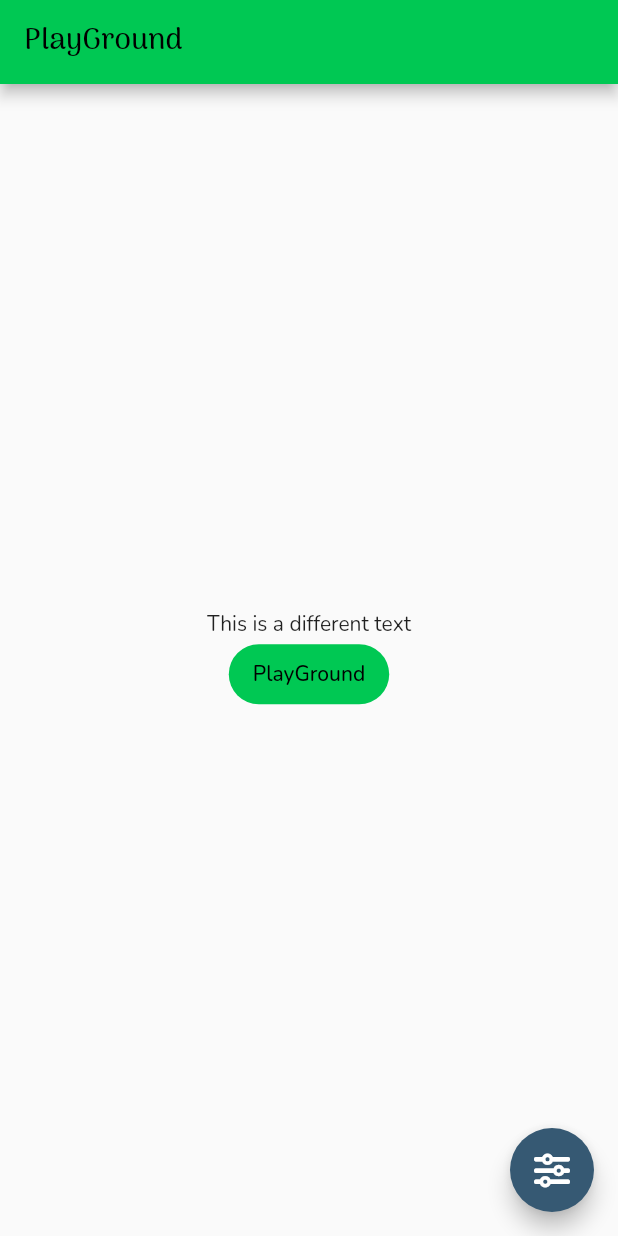
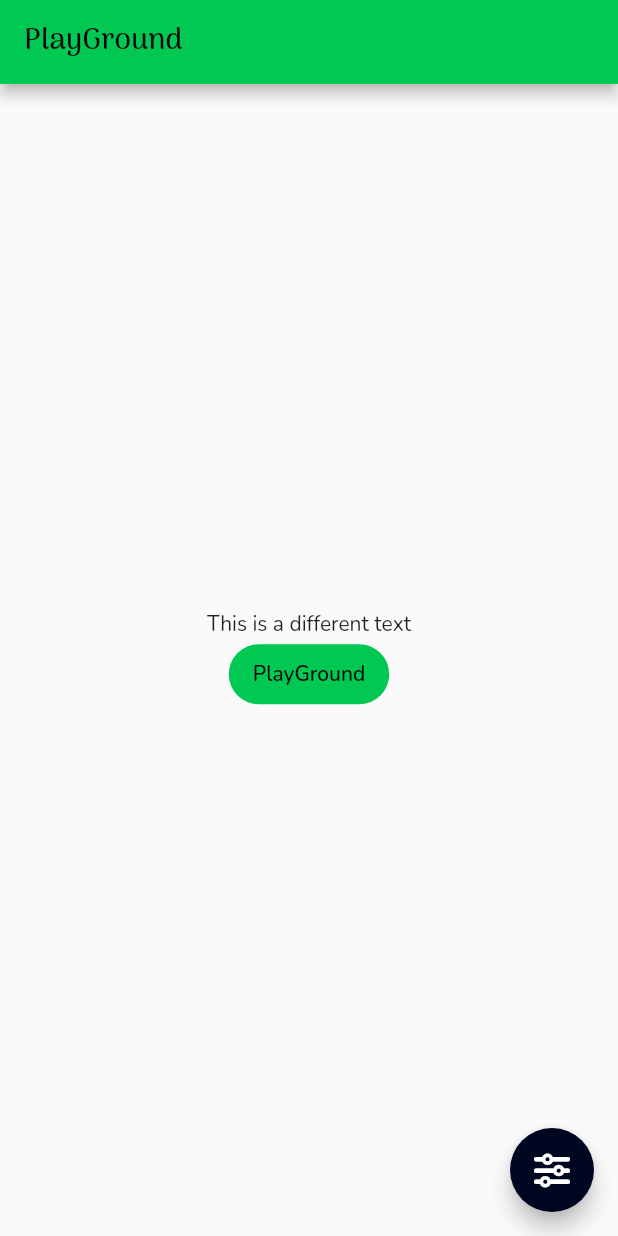
Before and after one commit to fabiobends/gardeny, a Flutter app: the screen it shows after launch, after a tap on an icon or button, on a phone screen of 412 x 824 dp. Run offline on Flutter 3.47's test engine with Material 2 defaults, Android fonts, the phone set to English and light mode, and no system bars; our stand-ins replace font_awesome_flutter, get; missing offline and left inert: widgetbook.

Commit message:
chore: simplify themes and apply them on widgetbook

```diff
--- a/lib/core/constants/styles.dart
+++ b/lib/core/constants/styles.dart
@@ -2,26 +2,19 @@ import 'package:flutter/material.dart';
 
 import 'colors.dart';
 
-final kAppThemeLight = ThemeData(
-  fontFamily: 'Nunito',
-  buttonTheme: const ButtonThemeData(buttonColor: kLightBlueCharcoal),
-  colorScheme: const ColorScheme(
-    primary: kGreen,
-    onPrimary: Colors.black,
-    secondary: kLightBlueCharcoal,
-    onSecondary: Colors.white,
-    background: Colors.white,
-    onBackground: Colors.black,
-    brightness: Brightness.light,
-    surface: Colors.blueGrey,
-    onSurface: Colors.black,
-    error: Colors.white,
-    onError: kRed,
-  ),
-  textTheme: kAppTextTheme,
-);
+List<int> swatchKeys = [50, 100, 200, 300, 400, 500, 600, 700, 800, 900];
 
-const kAppTextTheme = TextTheme(
+Map<int, Color> getSwatchPairs() {
+  final Map<int, Color> swatchPairs = {};
+  for (final item in swatchKeys) {
+    swatchPairs[item] = kGreen.withOpacity(item / 1000);
+  }
+  return swatchPairs;
+}
+
+final primarySwatch = MaterialColor(kGreen.value, getSwatchPairs());
+
+const TextTheme kAppTextTheme = TextTheme(
   displayLarge: TextStyle(fontFamily: 'Arima Madurai'),
   displayMedium: TextStyle(fontFamily: 'Arima Madurai'),
   displaySmall: TextStyle(fontFamily: 'Arima Madurai'),
@@ -31,23 +24,33 @@ const kAppTextTheme = TextTheme(
   titleLarge: TextStyle(fontFamily: 'Arima Madurai'),
 );
 
-final kAppThemeDark = kAppThemeLight.copyWith(
-  scaffoldBackgroundColor: Colors.grey[850],
-  colorScheme: ColorScheme(
-    primary: kDarkGreen,
-    onPrimary: Colors.white,
-    secondary: kBlueCharcoal,
-    onSecondary: Colors.white,
-    background: Colors.grey[850] ?? Colors.grey.shade900,
-    onBackground: Colors.white,
+final kAppThemeLight = ThemeData(
+  fontFamily: 'Nunito',
+  textTheme: kAppTextTheme,
+  colorScheme: ColorScheme.fromSwatch(
+    primarySwatch: primarySwatch,
+    backgroundColor: Colors.grey.shade400,
     brightness: Brightness.light,
-    surface: Colors.black,
-    onSurface: Colors.blueGrey,
-    error: Colors.grey.shade800,
-    onError: kRed,
-  ),
-  textTheme: kAppTextTheme.apply(
-    bodyColor: Colors.white,
-    displayColor: Colors.white,
+    accentColor: kBlueCharcoal,
+    primaryColorDark: kDarkGreen,
+    cardColor: Colors.white,
+    errorColor: kRed,
   ),
 );
+
+final kAppThemeDark = kAppThemeLight.copyWith(
+  scaffoldBackgroundColor: Colors.grey.shade900,
+  textTheme: kAppTextTheme.apply(
+    displayColor: Colors.grey.shade200,
+    bodyColor: Colors.grey.shade300,
+  ),
+  colorScheme: ColorScheme.fromSwatch(
+    primarySwatch: primarySwatch,
+    backgroundColor: Colors.grey.shade900,
+    brightness: Brightness.dark,
+    accentColor: kLightBlueCharcoal,
+    primaryColorDark: kLightGreen,
+    cardColor: Colors.grey.shade800,
+    errorColor: kRed,
+  ),
+);
--- a/lib/core/widget_book/root.dart
+++ b/lib/core/widget_book/root.dart
@@ -1,4 +1,5 @@
 import 'package:flutter/material.dart';
+import 'package:gardeny/core/constants/styles.dart';
 import 'package:gardeny/core/widget_book/categories/widgets.dart';
 import 'package:widgetbook/widgetbook.dart';
 
@@ -18,10 +19,10 @@ class WidgetBookScreen extends StatelessWidget {
 List<WidgetbookTheme<ThemeData>> _widgetBookThemes = [
   WidgetbookTheme(
     name: 'Light',
-    data: ThemeData.light(),
+    data: kAppThemeLight,
   ),
   WidgetbookTheme(
     name: 'Dark',
-    data: ThemeData.dark(),
+    data: kAppThemeDark,
   ),
 ];
```
Also changed, not shown: lib/core/widgets/button.dart (added, +48 -0 lines).
